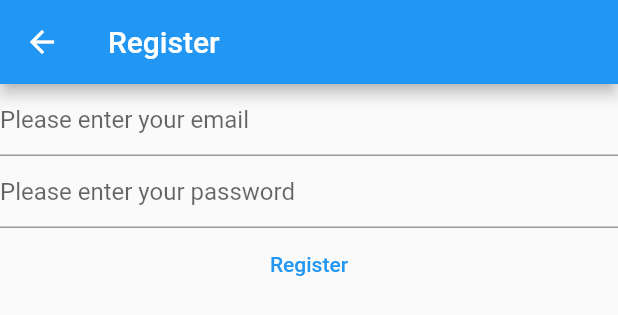
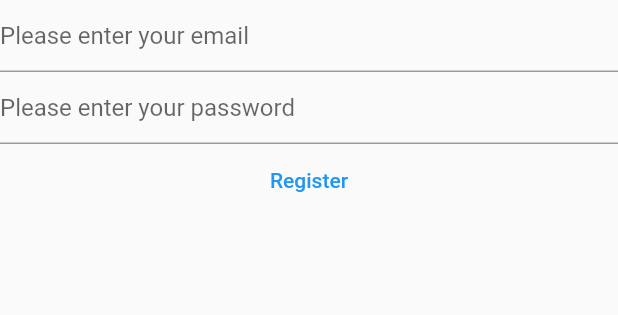
Before and after one commit to TildaYngman/Flutter-project-practice, a Flutter app: the RegisterViewPage widget shown alone on an empty page, opened directly, on a phone screen of 412 x 824 dp. Shown: the top 315 px of the screen. Run offline on Flutter 3.47's test engine with Material 2 defaults, Android fonts, the phone set to English and light mode, and no system bars; our stand-ins replace firebase_auth, firebase_core; accounts and stored records are empty.

Commit message:
Displaying loginView on hopmepage and adding a btn to register refactoring HomePage, RegisterView and LoginView

```diff
--- a/lib/views/register_view.dart
+++ b/lib/views/register_view.dart
@@ -31,17 +31,6 @@ class _RegisterViewPageState extends State<RegisterViewPage> {
 
   @override
   Widget build(BuildContext context) {
-    return Scaffold(
-      appBar: AppBar(
-        title: const Text('Register'),
-      ),
-      body: FutureBuilder(
-        future: Firebase.initializeApp(
-          options: DefaultFirebaseOptions.currentPlatform,
-        ),
-        builder: (context, snapshot) {
-          switch (snapshot.connectionState) {
-            case ConnectionState.done:
     return Column(
       children: [
         TextField(
@@ -85,11 +74,5 @@ class _RegisterViewPageState extends State<RegisterViewPage> {
         ),
       ],
     );
-            default:
-              return const Text('Loading...');
-          }
-        },
-      ),
-    );
   }
 }
```
Also changed, not shown: lib/main.dart (+33 -7 lines), lib/views/login_view.dart (+3 -17 lines). Lines whose indentation alone changed are shown as unchanged.
